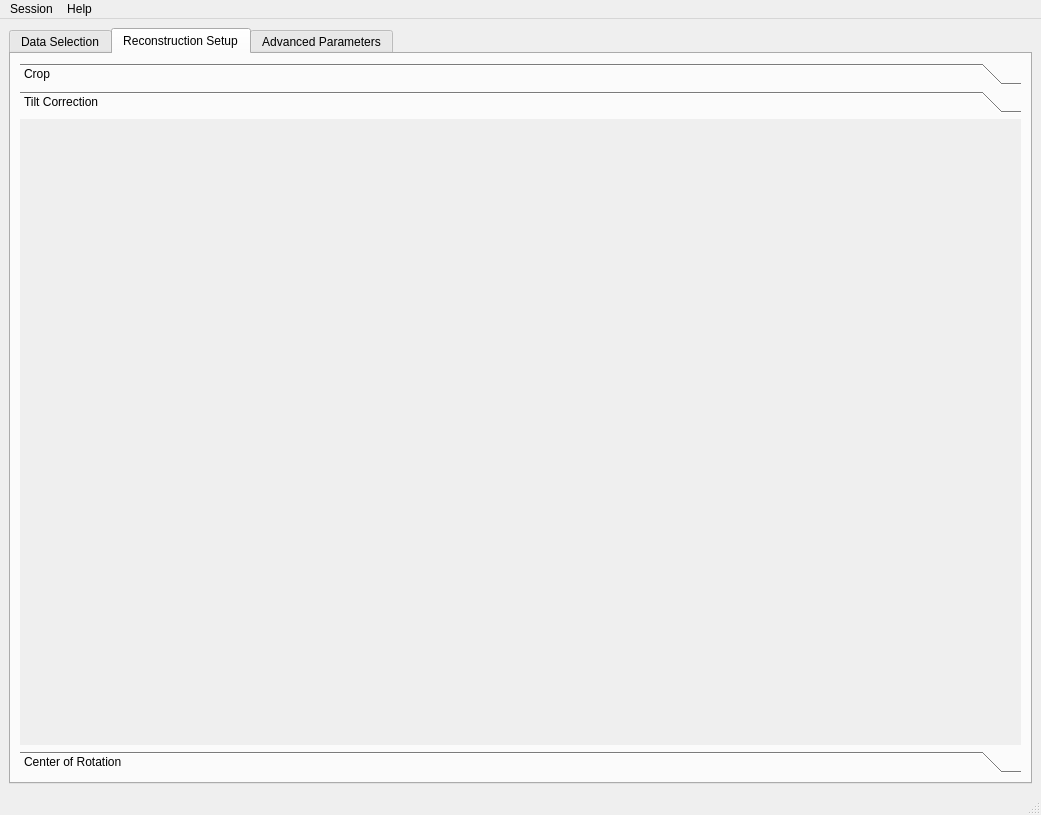
Qt form src/ui/main_application.ui (ornlneutronimaging/pyMBIR_UI) before a commit.
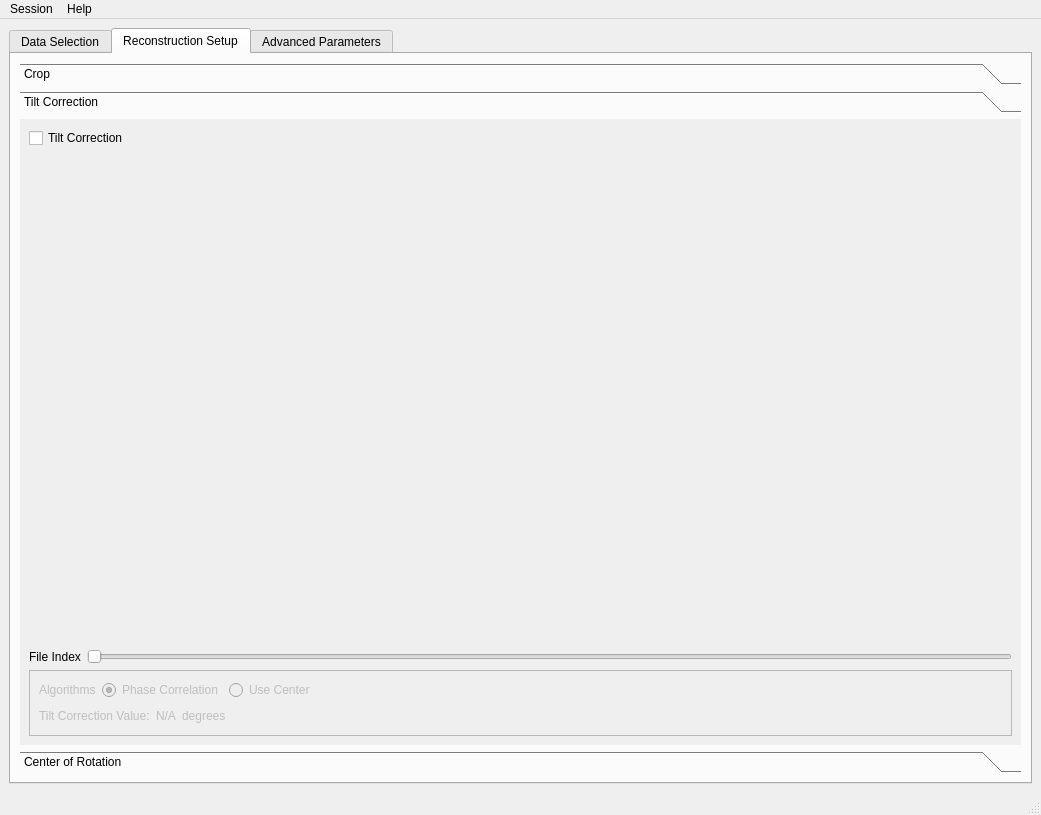
The same form after that commit. The open tabs and pages were chosen to show the change. Icons and pictures are not drawn.

Commit message: tilt correction widgets and initialization. this refs #5

```diff
--- a/src/ui/main_application.ui
+++ b/src/ui/main_application.ui
@@ -372,13 +372,144 @@
             <rect>
              <x>0</x>
              <y>0</y>
-             <width>1063</width>
-             <height>475</height>
+             <width>971</width>
+             <height>589</height>
             </rect>
            </property>
            <attribute name="label">
             <string>Tilt Correction</string>
            </attribute>
+           <layout class="QVBoxLayout" name="verticalLayout_7">
+            <item>
+             <widget class="QCheckBox" name="tilt_correction_checkBox">
+              <property name="text">
+               <string>Tilt Correction</string>
+              </property>
+             </widget>
+            </item>
+            <item>
+             <widget class="QWidget" name="tilt_correction_widget" native="true">
+              <property name="sizePolicy">
+               <sizepolicy hsizetype="Preferred" vsizetype="Expanding">
+                <horstretch>0</horstretch>
+                <verstretch>0</verstretch>
+               </sizepolicy>
+              </property>
+             </widget>
+            </item>
+            <item>
+             <layout class="QHBoxLayout" name="horizontalLayout_5">
+              <item>
+               <widget class="QLabel" name="label_10">
+                <property name="text">
+                 <string>File Index</string>
+                </property>
+               </widget>
+              </item>
+              <item>
+               <widget class="QSlider" name="tilt_correctoni_file_index_horizontalSlider">
+                <property name="orientation">
+                 <enum>Qt::Horizontal</enum>
+                </property>
+               </widget>
+              </item>
+             </layout>
+            </item>
+            <item>
+             <widget class="QFrame" name="tilt_correction_frame">
+              <property name="enabled">
+               <bool>false</bool>
+              </property>
+              <property name="frameShape">
+               <enum>QFrame::StyledPanel</enum>
+              </property>
+              <property name="frameShadow">
+               <enum>QFrame::Raised</enum>
+              </property>
+              <layout class="QVBoxLayout" name="verticalLayout_8">
+               <item>
+                <layout class="QHBoxLayout" name="horizontalLayout_7">
+                 <item>
+                  <widget class="QLabel" name="label_14">
+                   <property name="text">
+                    <string>Algorithms</string>
+                   </property>
+                  </widget>
+                 </item>
+                 <item>
+                  <widget class="QRadioButton" name="tilt_correction_phase_correlation_radioButton">
+                   <property name="text">
+                    <string>Phase Correlation</string>
+                   </property>
+                   <property name="checked">
+                    <bool>true</bool>
+                   </property>
+                  </widget>
+                 </item>
+                 <item>
+                  <widget class="QRadioButton" name="tilt_correction_use_center_radioButton">
+                   <property name="text">
+                    <string>Use Center</string>
+                   </property>
+                  </widget>
+                 </item>
+                 <item>
+                  <spacer name="horizontalSpacer_3">
+                   <property name="orientation">
+                    <enum>Qt::Horizontal</enum>
+                   </property>
+                   <property name="sizeHint" stdset="0">
+                    <size>
+                     <width>40</width>
+                     <height>20</height>
+                    </size>
+                   </property>
+                  </spacer>
+                 </item>
+                </layout>
+               </item>
+               <item>
+                <layout class="QHBoxLayout" name="horizontalLayout_6">
+                 <item>
+                  <widget class="QLabel" name="label_11">
+                   <property name="text">
+                    <string>Tilt Correction Value:</string>
+                   </property>
+                  </widget>
+                 </item>
+                 <item>
+                  <widget class="QLabel" name="tilt_correcton_value_label">
+                   <property name="text">
+                    <string>N/A</string>
+                   </property>
+                  </widget>
+                 </item>
+                 <item>
+                  <widget class="QLabel" name="tilt_correction_units_label">
+                   <property name="text">
+                    <string>degrees</string>
+                   </property>
+                  </widget>
+                 </item>
+                 <item>
+                  <spacer name="horizontalSpacer_2">
+                   <property name="orientation">
+                    <enum>Qt::Horizontal</enum>
+                   </property>
+                   <property name="sizeHint" stdset="0">
+                    <size>
+                     <width>40</width>
+                     <height>20</height>
+                    </size>
+                   </property>
+                  </spacer>
+                 </item>
+                </layout>
+               </item>
+              </layout>
+             </widget>
+            </item>
+           </layout>
           </widget>
           <widget class="QWidget" name="page_3">
            <property name="geometry">
```
Left out of the diff: 21 changed lines with no effect on the pictures. The commit also changes 5 other files.
